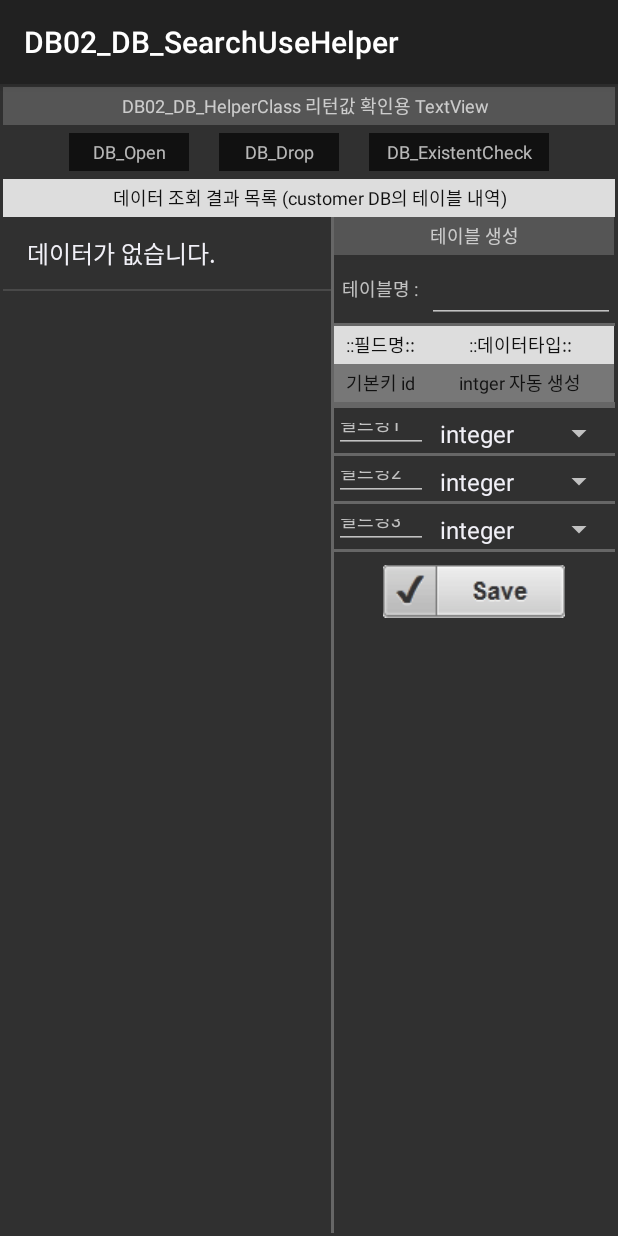
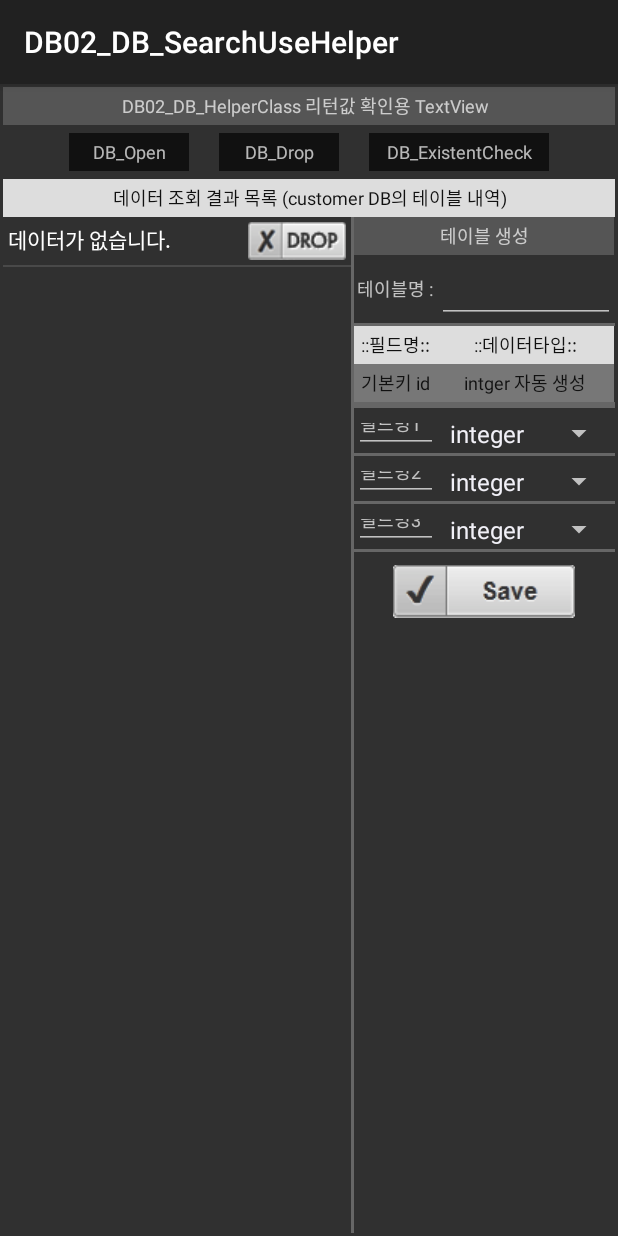
Before and after one commit to hyunkiung/HelloAndroid, an Android app: the DB02_HelperActivity screen opened directly, with no data from a screen before it, after a tap on an icon or button, on a phone screen of 412 x 824 dp. Run offline under Robolectric (Android 15) with nearby library versions, the light colour scheme and no system bars.

Commit message:
DB02_Helper 리스트뷰를 BaseAdapter로 전환 리스트뷰에 버튼이미지 추가

```diff
--- a/app/src/main/java/com/example/administrator/helloandroid/project_team/DB02_HelperActivity.java
+++ b/app/src/main/java/com/example/administrator/helloandroid/project_team/DB02_HelperActivity.java
@@ -25,7 +25,7 @@ public class DB02_HelperActivity extends ActionBarActivity implements View.OnCli
 
     private String result = "DB02_DB_HelperClass 리턴값 확인용 TextView";
     private ArrayList<String> m_ArrayList;
-    private ArrayAdapter<String> mDB_Adapter;
+    private DB02_HelperAdapter mDB_Adapter;
     private ArrayAdapter<String> mSpinner_ArrayAdapter;
     private ListView mLV_DataList;
     private Spinner mSP_data_type1, mSP_data_type2, mSP_data_type3;
@@ -133,6 +133,7 @@ public class DB02_HelperActivity extends ActionBarActivity implements View.OnCli
                 dbHelper_Table.close();
                 showToast(c);
                 Adapter_ReSetting();
+                EditText_reSet();
                 break;
             default:
                 break;
@@ -150,7 +151,7 @@ public class DB02_HelperActivity extends ActionBarActivity implements View.OnCli
         // 3. dbHelper의 조회결과값 배열 저장
         m_ArrayList = dbHelper.TABLE_TableAll_inDB();
         // 4. 어댑터 생성후 배열 셋팅
-        mDB_Adapter = new ArrayAdapter<>(getApplicationContext(), android.R.layout.simple_list_item_1, m_ArrayList);
+        mDB_Adapter = new DB02_HelperAdapter(getApplicationContext(), m_ArrayList);
         // 5. 리스트뷰에 어댑터 연결
         mLV_DataList.setAdapter(mDB_Adapter);
         // 6. DB 사용 종료
@@ -163,6 +164,14 @@ public class DB02_HelperActivity extends ActionBarActivity implements View.OnCli
         strFiled1 = mET_field_name1.getText().toString();
         strFiled2 = mET_field_name2.getText().toString();
         strFiled3 = mET_field_name3.getText().toString();
+    }
+
+    // EditText 초기화
+    public void EditText_reSet() {
+        mET_table_name.setText("");
+        mET_field_name1.setText("");
+        mET_field_name2.setText("");
+        mET_field_name3.setText("");
     }
 
 
--- /dev/null
+++ b/app/src/main/java/com/example/administrator/helloandroid/project_team/DB02_HelperAdapter.java
@@ -0,0 +1,100 @@
+package com.example.administrator.helloandroid.project_team;
+
+import android.content.Context;
+import android.view.LayoutInflater;
+import android.view.View;
+import android.view.ViewGroup;
+import android.widget.BaseAdapter;
+import android.widget.ImageButton;
+import android.widget.TextView;
+import android.widget.Toast;
+
+import com.example.administrator.helloandroid.R;
+
+import java.util.ArrayList;
+
+/**
+ * Created by Administrator on 2015-04-04.
+ */
+public class DB02_HelperAdapter extends BaseAdapter {
+
+    // 문자열을 보관 할 ArrayList
+    private ArrayList<String> m_List;
+    private Context mContext;
+    private CustomHolder holder;
+
+    // ViewHolder 패턴
+    private class CustomHolder {
+        TextView mTV_name;
+        ImageButton mBtn_drop;
+    }
+
+    // 생성자
+    public DB02_HelperAdapter(Context context, ArrayList<String> arrayList) {
+        mContext = context;
+        m_List = arrayList;
+    }
+
+    @Override
+    public int getCount() {
+        return m_List.size();
+    }
+
+    @Override
+    public Object getItem(int position) {
+        return m_List.get(position);
+    }
+
+    @Override
+    public long getItemId(int position) {
+        return position;
+    }
+
+    @Override
+    public View getView(int position, View convertView, ViewGroup parent) {
+        final int pos = position; // 테이블 이름
+
+        View v = convertView;
+        if(v == null) {
+            holder = new CustomHolder();
+            LayoutInflater inflater = (LayoutInflater)mContext.getSystemService(Context.LAYOUT_INFLATER_SERVICE);
+            v = inflater.inflate(R.layout.activity_db02_listview_cell, null);
+            holder.mTV_name = (TextView)v.findViewById(R.id.tv_tlist_name);
+            holder.mBtn_drop = (ImageButton)v.findViewById(R.id.btn_tlist_drop);
+            v.setTag(holder);
+        }
+        else {
+            holder = (CustomHolder) v.getTag();
+        }
+
+        holder.mTV_name.setText(m_List.get(pos));
+
+        // 테이블명 클릭 이벤트
+        holder.mTV_name.setOnClickListener(new View.OnClickListener() {
+            @Override
+            public void onClick(View v) {
+                Toast.makeText(mContext, m_List.get(pos), Toast.LENGTH_SHORT).show();
+            }
+        });
+
+        // DROP 버튼 클릭 이벤트
+        holder.mBtn_drop.setOnClickListener(new View.OnClickListener() {
+            @Override
+            public void onClick(View v) {
+                Toast.makeText(mContext, "드랍 : " + m_List.get(pos), Toast.LENGTH_SHORT).show();
+            }
+        });
+
+        return v;
+    }
+
+//    // 외부에서 아이템 추가 요청 시 사용
+//    public void add(String _msg) {
+//        m_List.add(_msg);
+//    }
+//
+//    // 외부에서 아이템 삭제 요청 시 사용
+//    public void remove(int _position) {
+//        m_List.remove(_position);
+//    }
+}
--- /dev/null
+++ b/app/src/main/res/layout/activity_db02_listview_cell.xml
@@ -0,0 +1,29 @@
+<LinearLayout xmlns:android="http://schemas.android.com/apk/res/android"
+    xmlns:tools="http://schemas.android.com/tools"
+    android:layout_width="match_parent"
+    android:layout_height="match_parent"
+    tools:context="com.example.administrator.helloandroid.pkg_adapter.customBaseAdapter"
+    android:orientation="horizontal">
+
+    <TextView
+        android:id="@+id/tv_tlist_name"
+        android:textColor="#ffffff"
+        android:layout_width="wrap_content"
+        android:layout_height="match_parent"
+        android:layout_weight="1"
+        android:paddingLeft="3dp"
+        android:layout_marginTop="4dp"
+        />
+
+    <ImageButton
+        android:id="@+id/btn_tlist_drop"
+        android:src="@drawable/drop"
+        android:layout_width="wrap_content"
+        android:layout_height="wrap_content"
+        android:layout_gravity="center"
+        android:padding="3dp"
+        />
+
+
+
+</LinearLayout>
```
Also changed, not shown: app/src/main/res/drawable/drop.png (added), 1 other file.
